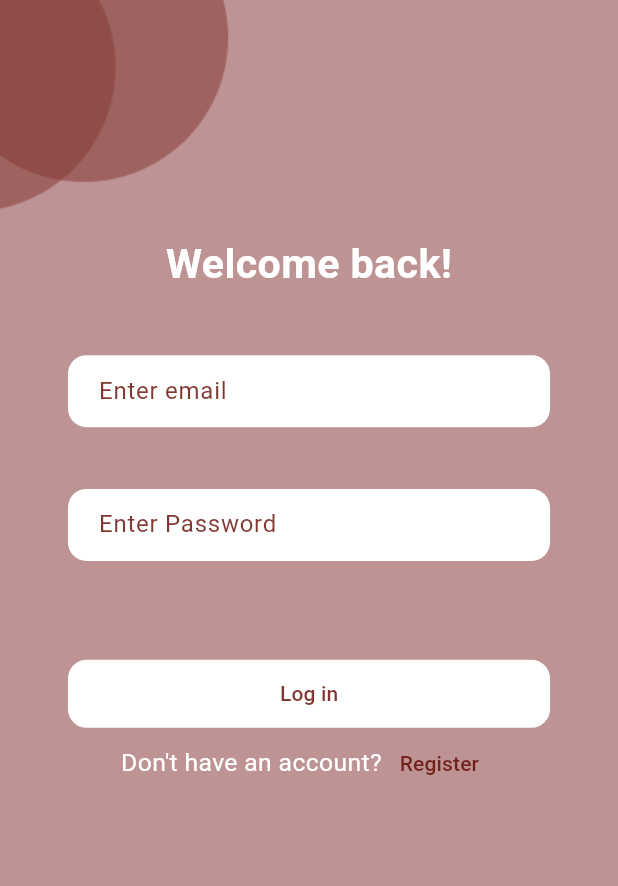
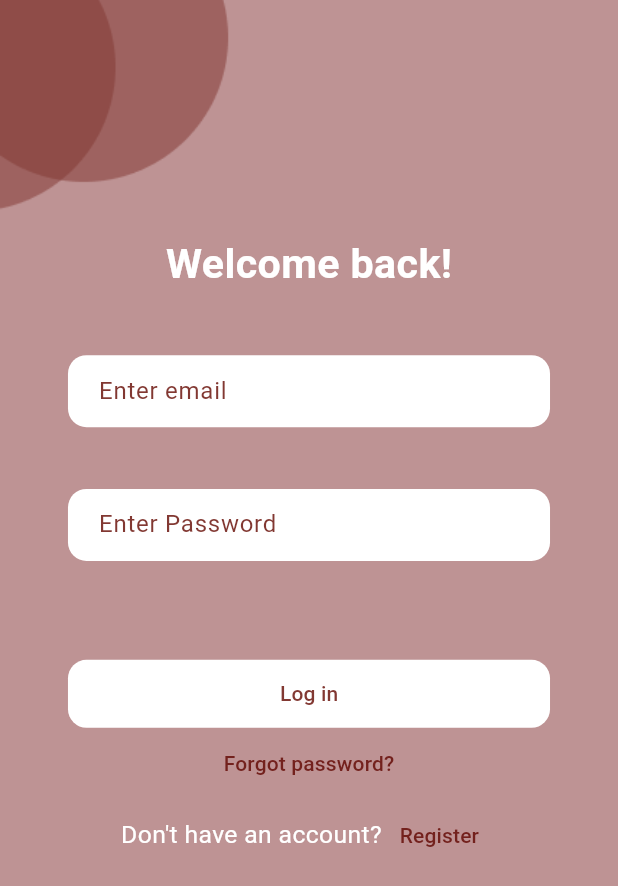
Before and after one commit to LeenAlsous/restaurants_ui, a Flutter app: the screen it shows after launch, on a phone screen of 412 x 824 dp. Shown: the top 886 px of the screen. Run offline on Flutter 3.47's test engine with Material 3 defaults, Android fonts, the phone set to English and light mode, and no system bars; our stand-ins replace persistent_bottom_nav_bar_v2, sizer.

Commit message:
edit in log in page

```diff
--- a/lib/presentation/views/login.dart
+++ b/lib/presentation/views/login.dart
@@ -80,6 +80,12 @@ class LogIn extends StatelessWidget {
                       style: TextStyle(color: Theme.of(context).primaryColor),
                     ),
                   )),
+              TextButton(
+                  onPressed: () {Navigator.push(context, MaterialPageRoute(builder: (context) => const Registration()));},
+                  child: const Text(
+                    'Forgot password?',
+                    style: TextStyle(color: Color(0xFF73211D)),
+                  )),
               Row(mainAxisAlignment: MainAxisAlignment.center, children: [
                 Text('Don\'t have an account?',
                     style: TextStyle(fontSize: 12.sp, color: Colors.white)),
```
